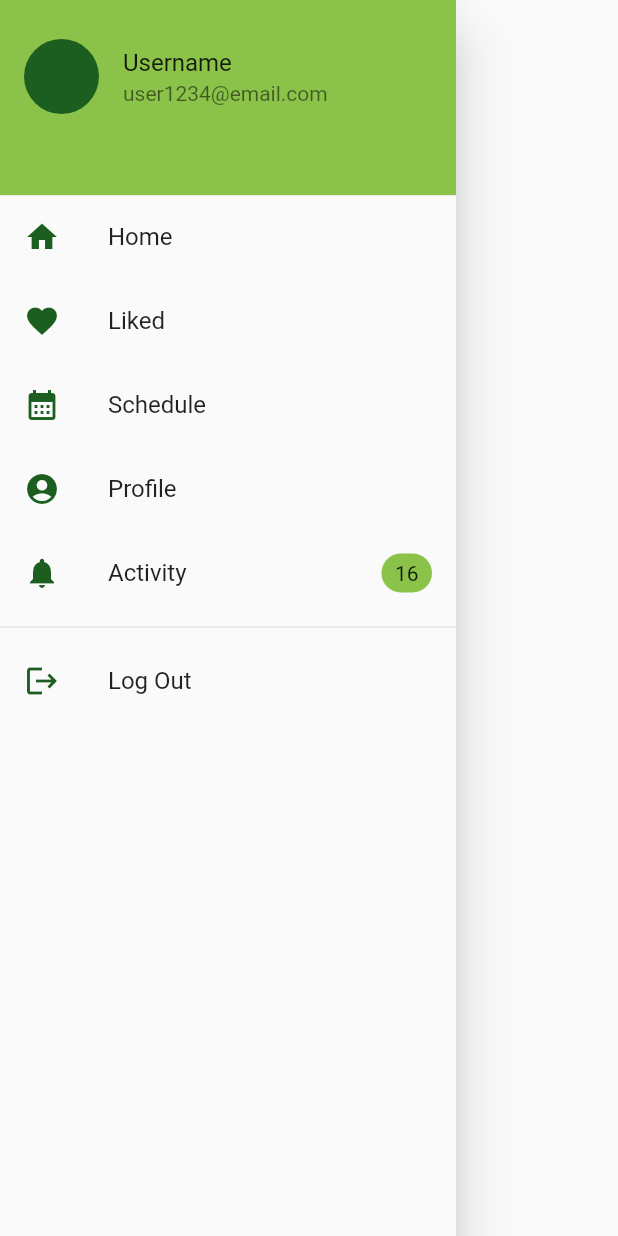
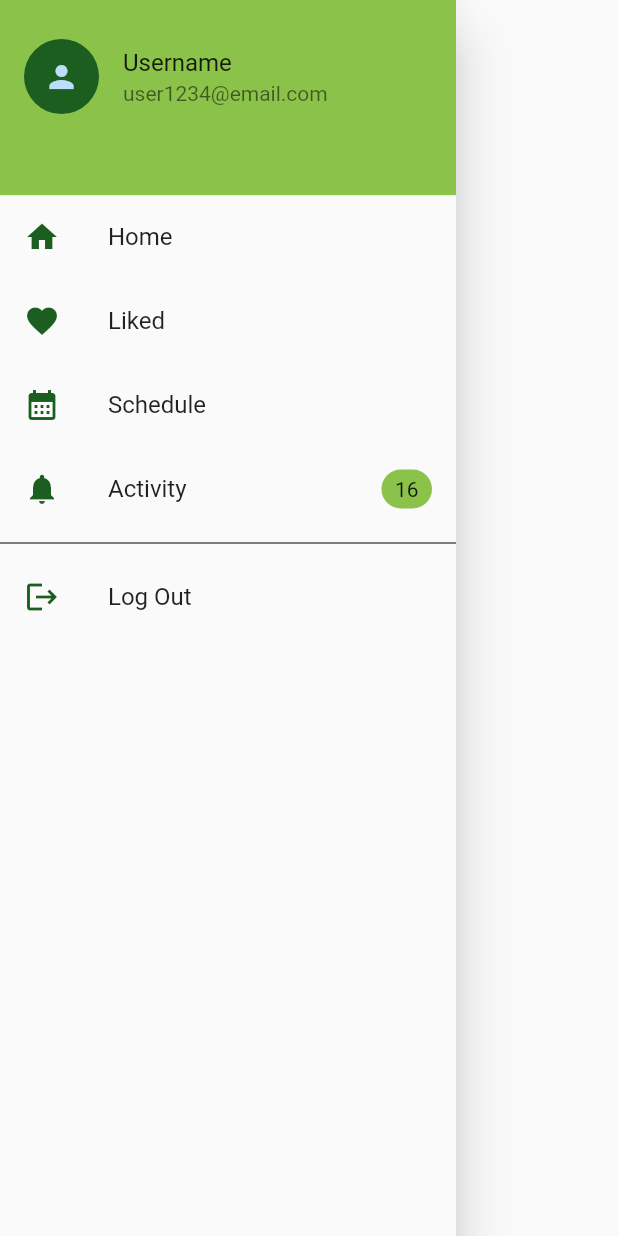
Before and after one commit to Sofia-VA/ProyectoPAM, a Flutter app: the NavBar widget shown alone on an empty page, opened directly, on a phone screen of 412 x 824 dp. Run offline on Flutter 3.47's test engine with Material 2 defaults, Android fonts, the phone set to English and light mode, and no system bars.

Commit message:
Menu con profile listTile movido al DrawerHeader

```diff
--- a/viajes/lib/nav_bar.dart
+++ b/viajes/lib/nav_bar.dart
@@ -15,12 +15,17 @@ class NavBar extends StatelessWidget {
               margin: EdgeInsets.all(0),
               padding: EdgeInsets.fromLTRB(0, 15, 0, 0),
               child: ListTile(
-                leading: CircleAvatar(
-                    radius: 25,
-                    backgroundColor: Theme.of(context).listTileTheme.iconColor),
-                title: Text("Username"),
-                subtitle: Text("user1234@email.com"),
-              ),
+                  leading: CircleAvatar(
+                      radius: 25,
+                      child: Icon(Icons.person),
+                      backgroundColor:
+                          Theme.of(context).listTileTheme.iconColor),
+                  title: Text("Username"),
+                  subtitle: Text("user1234@email.com"),
+                  onTap: () {
+                    // TODO: Send to ProfilePage
+                    Navigator.pop(context);
+                  }),
               decoration: BoxDecoration(color: Theme.of(context).primaryColor),
             ),
           ),
@@ -28,7 +33,7 @@ class NavBar extends StatelessWidget {
               leading: Icon(Icons.home),
               title: Text('Home'),
               onTap: () {
-                // TODO Send to HomePage
+                // TODO: Send to HomePage
                 Navigator.pop(context);
               }),
           _menuLoggedIn(context),
@@ -45,21 +50,14 @@ class NavBar extends StatelessWidget {
             leading: Icon(Icons.favorite),
             title: Text('Liked'),
             onTap: () {
-              // TODO List of liked - LOW PRIO
+              // TODO: List of liked - LOW PRIO
               Navigator.pop(context);
             }),
         ListTile(
             leading: Icon(Icons.calendar_month),
             title: Text('Schedule'),
             onTap: () {
-              // TODO Send to SchedulePage
-              Navigator.pop(context);
-            }),
-        ListTile(
-            leading: Icon(Icons.account_circle),
-            title: Text('Profile'),
-            onTap: () {
-              // TODO Send to ProfilePage
+              // TODO: Send to SchedulePage
               Navigator.pop(context);
             }),
         ListTile(
@@ -67,15 +65,15 @@ class NavBar extends StatelessWidget {
             title: Text('Activity'),
             trailing: _notificationCircle(context, 16),
             onTap: () {
-              // TODO List of notifications - LOW PRIO
+              // TODO: List of notifications - LOW PRIO
               Navigator.pop(context);
             }),
-        Divider(),
+        Divider(color: Colors.black),
         ListTile(
             leading: Icon(Icons.logout),
             title: Text('Log Out'),
             onTap: () {
-              // TODO Alert to Log Out
+              // TODO: Alert to Log Out
             }),
       ],
     );
@@ -84,18 +82,18 @@ class NavBar extends StatelessWidget {
   Column _menuNotLogged(BuildContext context) {
     return Column(
       children: [
-        Divider(),
+        Divider(color: Colors.black),
         ListTile(
             leading: Icon(Icons.login),
             title: Text('Log In'),
             onTap: () {
-              // TODO Send to LogInPage
+              // TODO: Send to LogInPage
             }),
         ListTile(
             leading: Icon(Icons.hiking),
             title: Text('Sign Up'),
             onTap: () {
-              // TODO Send to SignUpPage
+              // TODO: Send to SignUpPage
             }),
       ],
     );
```
